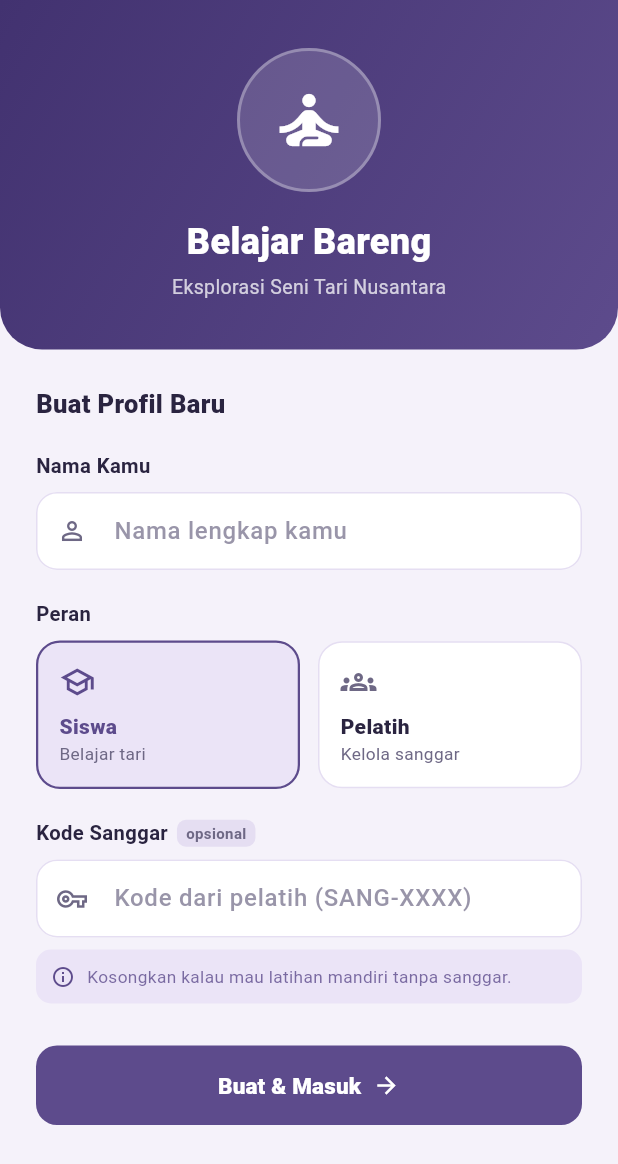
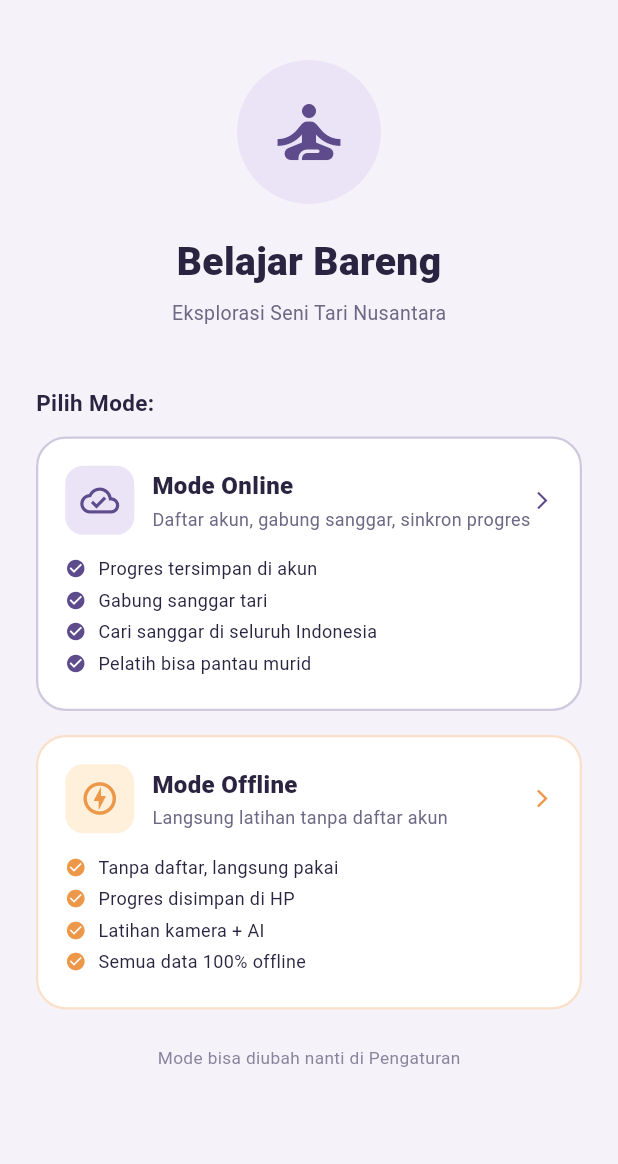
Before and after one commit to Farhan-WorksDev/JEWILO---Jejak-Wiraga-Loka, a Flutter app: the screen it shows after launch, on a phone screen of 412 x 824 dp. Shown: the top 1164 px of the screen. Run offline on Flutter 3.47's test engine with Material 3 defaults, Android fonts, the phone set to English and light mode, and no system bars; our stand-ins replace camera, firebase_core, flutter_local_notifications, permission_handler, shared_preferences; missing offline and left inert: tflite_flutter; accounts and stored records are empty.

Commit message:
feat: mode selection screen (online/offline) + AppState userMode

```diff
--- a/lib/main.dart
+++ b/lib/main.dart
@@ -4,7 +4,7 @@ import 'package:flutter/material.dart';
 import 'firebase_options.dart';
 import 'ui/color_filters.dart';
 import 'ui/no_stretch_scroll_behavior.dart';
-import 'ui/screens/login_screen.dart';
+import 'ui/screens/mode_selection_screen.dart';
 import 'ui/screens/shell.dart';
 import 'ui/screens/splash_screen.dart';
 import 'ui/services/reminder_service.dart';
@@ -33,7 +33,6 @@ class TariApp extends StatelessWidget {
       listenable: AppState.instance,
       builder: (context, _) {
         final s = AppState.instance;
-        final loggedIn = s.hasLoggedIn;
         return MaterialApp(
           title: 'Belajar Bareng - Tari Saman',
           debugShowCheckedModeBanner: false,
@@ -61,7 +60,9 @@ class TariApp extends StatelessWidget {
             );
           },
           home: SplashScreen(
-            next: loggedIn ? const Shell() : const LoginScreen(),
+            next: (s.hasLoggedIn || s.isOffline)
+              ? const Shell()
+              : const ModeSelectionScreen(),
           ),
         );
       },
--- /dev/null
+++ b/lib/ui/screens/mode_selection_screen.dart
@@ -0,0 +1,198 @@
+import 'package:flutter/material.dart';
+import '../state/app_state.dart';
+import '../theme.dart';
+import 'login_screen.dart';
+import 'shell.dart';
+
+/// Screen pilih mode: Online (dengan akun) atau Offline (langsung latihan).
+/// Muncul setelah splash screen.
+class ModeSelectionScreen extends StatelessWidget {
+  const ModeSelectionScreen({super.key});
+
+  void _selectOnline(BuildContext context) {
+    AppState.instance.setUserMode('online');
+    Navigator.of(context).pushReplacement(
+      MaterialPageRoute(builder: (_) => const LoginScreen()),
+    );
+  }
+
+  void _selectOffline(BuildContext context) {
+    AppState.instance.setUserMode('offline');
+    Navigator.of(context).pushReplacement(
+      MaterialPageRoute(builder: (_) => const Shell()),
+    );
+  }
+
+  @override
+  Widget build(BuildContext context) {
+    return Scaffold(
+      backgroundColor: C.bg,
+      body: SafeArea(
+        child: SingleChildScrollView(
+          padding: const EdgeInsets.fromLTRB(24, 40, 24, 24),
+          child: Column(
+            crossAxisAlignment: CrossAxisAlignment.stretch,
+            children: [
+              // Header
+              Center(
+                child: Container(
+                  padding: const EdgeInsets.all(20),
+                  decoration: BoxDecoration(
+                    shape: BoxShape.circle,
+                    color: C.purpleSoft,
+                  ),
+                  child: const Icon(Icons.self_improvement,
+                      size: 56, color: C.purple),
+                ),
+              ),
+              const SizedBox(height: 20),
+              const Center(
+                child: Text('Belajar Bareng',
+                    style: TextStyle(
+                        fontSize: 26,
+                        fontWeight: FontWeight.w800,
+                        color: C.ink)),
+              ),
+              const SizedBox(height: 6),
+              const Center(
+                child: Text('Eksplorasi Seni Tari Nusantara',
+                    style: TextStyle(color: C.muted, fontSize: 13)),
+              ),
+              const SizedBox(height: 40),
+
+              // Pilih mode
+              const Text('Pilih Mode:',
+                  style: TextStyle(
+                      fontSize: 15,
+                      fontWeight: FontWeight.w700,
+                      color: C.ink)),
+              const SizedBox(height: 12),
+
+              // === Online ===
+              _ModeCard(
+                icon: Icons.cloud_done_outlined,
+                color: C.purple,
+                softColor: C.purpleSoft,
+                title: 'Mode Online',
+                subtitle: 'Daftar akun, gabung sanggar, sinkron progres',
+                features: const [
+                  'Progres tersimpan di akun',
+                  'Gabung sanggar tari',
+                  'Cari sanggar di seluruh Indonesia',
+                  'Pelatih bisa pantau murid',
+                ],
+                onTap: () => _selectOnline(context),
+              ),
+              const SizedBox(height: 16),
+
+              // === Offline ===
+              _ModeCard(
+                icon: Icons.offline_bolt_outlined,
+                color: C.orange,
+                softColor: C.orangeSoft,
+                title: 'Mode Offline',
+                subtitle: 'Langsung latihan tanpa daftar akun',
+                features: const [
+                  'Tanpa daftar, langsung pakai',
+                  'Progres disimpan di HP',
+                  'Latihan kamera + AI',
+                  'Semua data 100% offline',
+                ],
+                onTap: () => _selectOffline(context),
+              ),
+
+              const SizedBox(height: 24),
+              Center(
+                child: Text(
+                  'Mode bisa diubah nanti di Pengaturan',
+                  style: TextStyle(
+                      color: C.muted.withValues(alpha: .8), fontSize: 11.5),
+                ),
+              ),
+            ],
+          ),
+        ),
+      ),
+    );
+  }
+}
+
+class _ModeCard extends StatelessWidget {
+  final IconData icon;
+  final Color color;
+  final Color softColor;
+  final String title;
+  final String subtitle;
+  final List<String> features;
+  final VoidCallback onTap;
+
+  const _ModeCard({
+    required this.icon,
+    required this.color,
+    required this.softColor,
+    required this.title,
+    required this.subtitle,
+    required this.features,
+    required this.onTap,
+  });
+
+  @override
+  Widget build(BuildContext context) {
+    return GestureDetector(
+      onTap: onTap,
+      child: Container(
+        padding: const EdgeInsets.all(18),
+        decoration: BoxDecoration(
+          color: Colors.white,
+          borderRadius: BorderRadius.circular(20),
+          border: Border.all(color: color.withValues(alpha: .3), width: 1.5),
+        ),
+        child: Column(
+          crossAxisAlignment: CrossAxisAlignment.start,
+          children: [
+            Row(children: [
+              Container(
+                padding: const EdgeInsets.all(10),
+                decoration: BoxDecoration(
+                  color: softColor,
+                  borderRadius: BorderRadius.circular(12),
+                ),
+                child: Icon(icon, color: color, size: 26),
+              ),
+              const SizedBox(width: 12),
+              Expanded(
+                child: Column(
+                  crossAxisAlignment: CrossAxisAlignment.start,
+                  children: [
+                    Text(title,
+                        style: const TextStyle(
+                            fontSize: 16,
+                            fontWeight: FontWeight.w800,
+                            color: C.ink)),
+                    const SizedBox(height: 2),
+                    Text(subtitle,
+                        style: const TextStyle(
+                            fontSize: 12, color: C.muted)),
+                  ],
+                ),
+              ),
+              Icon(Icons.arrow_forward_ios, size: 14, color: color),
+            ]),
+            const SizedBox(height: 14),
+            for (final f in features) ...[
+              Row(children: [
+                Icon(Icons.check_circle, size: 14, color: color),
+                const SizedBox(width: 8),
+                Expanded(
+                  child: Text(f,
+                      style: const TextStyle(fontSize: 12, color: C.ink)),
+                ),
+              ]),
+              const SizedBox(height: 4),
+            ],
+          ],
+        ),
+      ),
+    );
+  }
+}
--- a/lib/ui/state/app_state.dart
+++ b/lib/ui/state/app_state.dart
@@ -176,6 +176,11 @@ class AppState extends ChangeNotifier {
   static final AppState instance = AppState._();
 
   SharedPreferences? _p;
+
+  /// Mode yang dipilih user: 'online' atau 'offline'.
+  String _userMode = 'online';
+  String get userMode => _userMode;
+  bool get isOffline => _userMode == 'offline';
 
   Map<String, UserData> users = {};
   String? activeUserId;
@@ -474,8 +479,16 @@ class AppState extends ChangeNotifier {
     notifyListeners();
   }
 
+  Future<void> setUserMode(String mode) async {
+    _userMode = mode;
+    final prefs = await SharedPreferences.getInstance();
+    await prefs.setString('userMode', mode);
+    notifyListeners();
+  }
+
   Future<void> load() async {
     _p = await SharedPreferences.getInstance();
+    _userMode = _p!.getString('userMode') ?? 'online';
     final raw = _p!.getString('app_state_v3');
     if (raw == null) {
       await _migrateFromV2();
```
